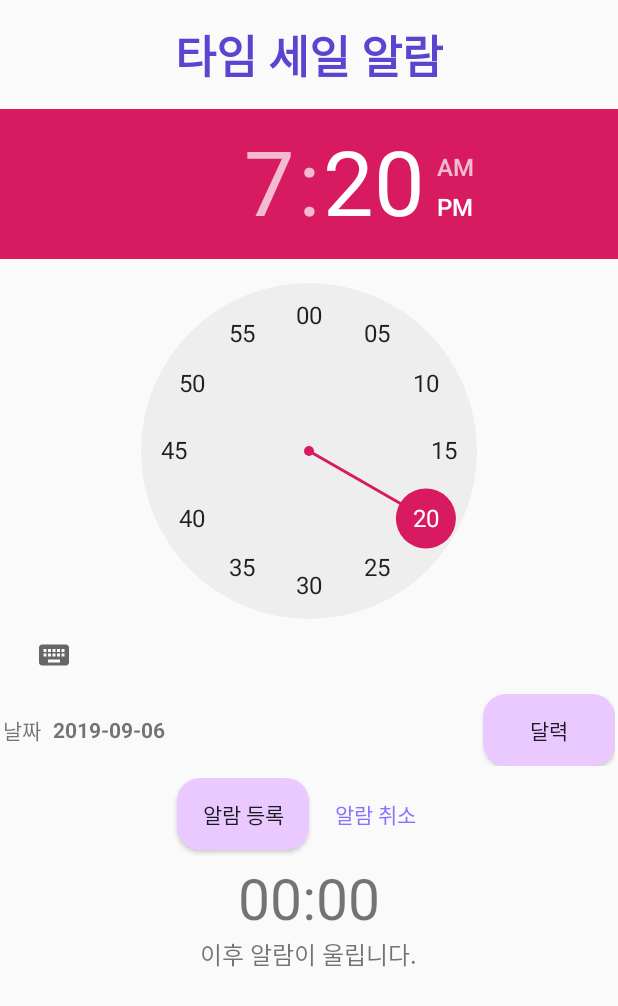
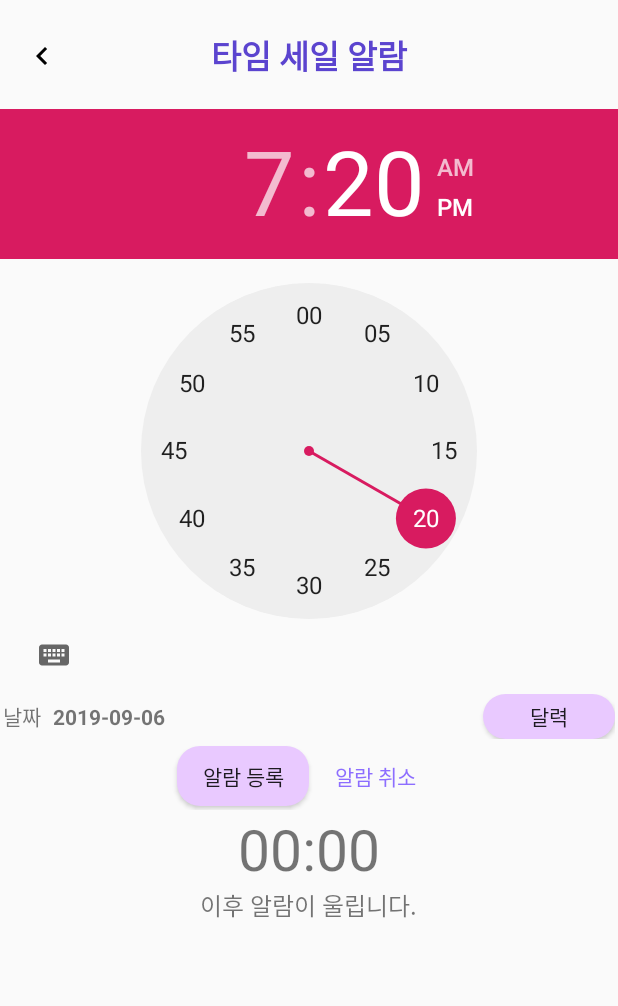
Before and after one commit to dev-Lena/FitMe, an Android app: the timesale screen opened directly, with no data from a screen before it, after a tap on "알람 취소", on a phone screen of 412 x 824 dp. Shown: the top 1006 px of the screen. Run offline under Robolectric (Android 15) with nearby library versions, the phone set to English and light mode, and no system bars; 1 other tap on this screen came first.

```diff
--- a/app/src/main/java/com/example/fitme/timesale.java
+++ b/app/src/main/java/com/example/fitme/timesale.java
@@ -40,6 +40,9 @@ public class timesale extends AppCompatActivity {
     private long mTimeLeftInMillis;
     // 뷰 객체
     TextView textView_leftTime;
+
+
+    // 뒤로 가기 버튼 눌렀을 때 마이페이지로 이동
 
 
     @Override
@@ -129,15 +132,20 @@ public class timesale extends AppCompatActivity {
         textView_leftTime.setText(timeLeftFormatted);
         Log.e("타이머updateCountDownText ", "textView_leftTime  : " + textView_leftTime);
 
+
+
     }
 
     // 타이머 초기화
     private void resetTimer() {
 //        mTimeLeftInMillis = START_TIME_IN_MILLIS;
-//        mTimeLeftInMillis =;
+//        mTimeLeftInMillis =0;
+        textView_leftTime.setText("");
+        mHandler.removeMessages(0);
         mTimeLeftInMillis = 0;
         updateCountDownText();
         button_reset.setVisibility(View.VISIBLE);
+        mHandler.sendEmptyMessageDelayed(0, 1000);  // 이부분 있어야함
 
 
     }
@@ -230,6 +238,7 @@ public class timesale extends AppCompatActivity {
             public void onFinish() {
                 mTimerRunning = false;
                 button_reset.setVisibility(View.VISIBLE);
+                mHandler.removeMessages(0);
             }
         }.start();
         mTimerRunning = true;
@@ -256,9 +265,6 @@ public class timesale extends AppCompatActivity {
 
         }
     };
-
-
-
 
 
     @Override
--- a/app/src/main/res/layout/activity_timesale.xml
+++ b/app/src/main/res/layout/activity_timesale.xml
@@ -26,7 +26,7 @@
             android:text="타임 세일 알람"
             android:textColor="@color/colorDeepPurple"
             android:textColorLink="@color/colorPurple"
-            android:textSize="30sp"
+            android:textSize="22sp"
             android:textStyle="bold"
             app:layout_constraintBottom_toBottomOf="parent"
             app:layout_constraintEnd_toEndOf="parent"
@@ -39,6 +39,17 @@
             android:layout_height="wrap_content"
             android:orientation="horizontal"
             app:layout_constraintGuide_begin="73dp" />
+
+        <ImageButton
+            android:id="@+id/imageButton_back"
+            android:layout_width="wrap_content"
+            android:layout_height="wrap_content"
+            android:layout_marginStart="8dp"
+            android:layout_marginBottom="4dp"
+            android:background="@null"
+            app:layout_constraintBottom_toBottomOf="@+id/textView_timer_title"
+            app:layout_constraintStart_toStartOf="@+id/textView_timer_title"
+            app:srcCompat="@drawable/ic_back" />
     </androidx.constraintlayout.widget.ConstraintLayout>
 
     <androidx.constraintlayout.widget.Guideline
@@ -78,7 +89,7 @@
         <Button
             android:id="@+id/button_Calendar"
             android:layout_width="wrap_content"
-            android:layout_height="wrap_content"
+            android:layout_height="30dp"
             android:background="@drawable/btn_verybrightpurple"
             android:text="달력" />
 
@@ -87,21 +98,21 @@
 
     <LinearLayout
         android:layout_width="match_parent"
-        android:layout_height="60dp"
+        android:layout_height="45dp"
         android:gravity="center"
         android:orientation="horizontal">
 
         <Button
             android:id="@+id/button_Alarm"
             android:layout_width="wrap_content"
-            android:layout_height="wrap_content"
+            android:layout_height="40dp"
             android:background="@drawable/btn_verybrightpurple"
             android:text="알람 등록" />
 
         <Button
             android:id="@+id/button_reset"
             android:layout_width="wrap_content"
-            android:layout_height="wrap_content"
+            android:layout_height="40dp"
             android:background="@null"
             android:textColor="@color/colorLightPurple"
             android:text="알람 취소" />
```
